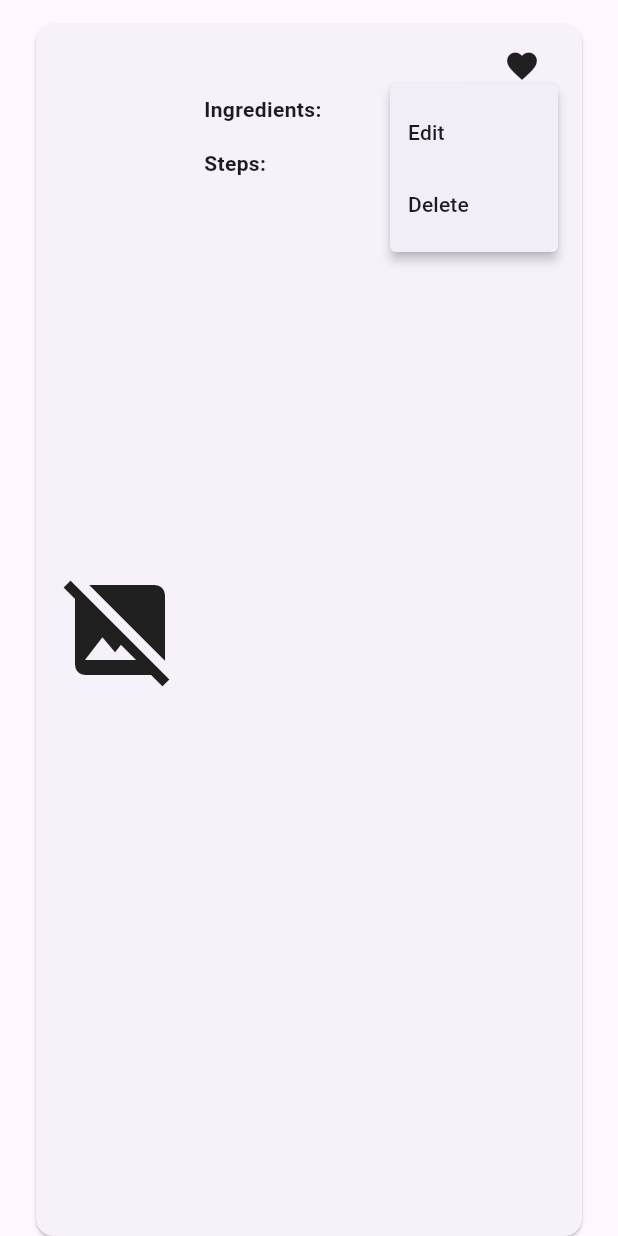
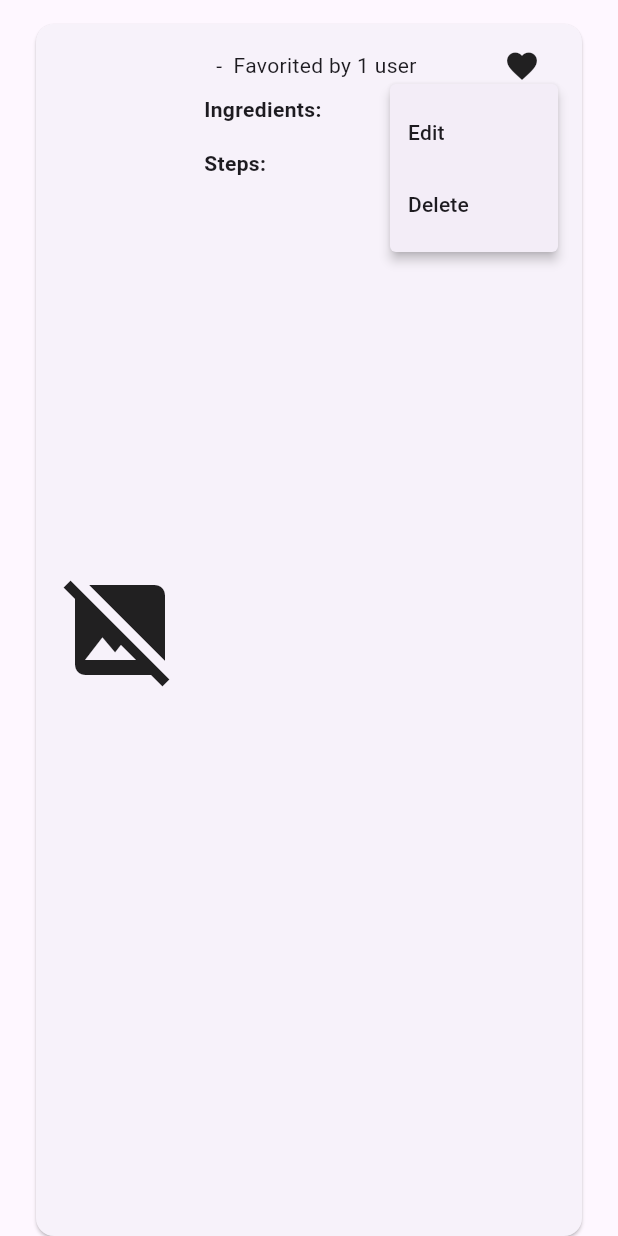
Before and after one commit to Harrisonnguyen1210/recipe_application, a Flutter app: the RecipeItem widget shown alone on an empty page, opened directly with empty values, after a tap on the "favorite outline" icon, after a tap on the "more vert" icon, on a phone screen of 412 x 824 dp. Run offline on Flutter 3.47's test engine with Material 3 defaults, Android fonts, the phone set to English and light mode, and no system bars; our stand-ins replace cloud_firestore, firebase_auth, firebase_core, flutter_hooks, go_router, hooks_riverpod; accounts and stored records are empty; statements that could not run were skipped.

Commit message:
Favorite number feature

```diff
--- /dev/null
+++ b/lib/states/favorite_count_future_provider.dart
@@ -0,0 +1,8 @@
+import 'package:hooks_riverpod/hooks_riverpod.dart';
+import 'package:recipe_application/states/states.dart';
+
+final favoriteCountFutureProvider =
+    FutureProvider.family<int, String>((ref, recipeId) async {
+  final firestoreService = ref.read(firestoreServiceProvider);
+  return await firestoreService.getFavoriteCount(recipeId);
+});
--- a/lib/states/states.dart
+++ b/lib/states/states.dart
@@ -1,4 +1,5 @@
 export 'categories_provider.dart';
+export 'favorite_count_future_provider.dart';
 export 'favorite_status_provider.dart';
 export 'favorite_recipes_future_provider.dart';
 export 'firestore_provider.dart';
--- a/lib/widgets/recipe_item.dart
+++ b/lib/widgets/recipe_item.dart
@@ -42,6 +42,8 @@ class RecipeItem extends HookConsumerWidget {
   Widget build(BuildContext context, WidgetRef ref) {
     final user = ref.watch(userAutnenticationProvider);
     final isFavorite = ref.watch(favoriteStatusProvider(recipe.recipeId));
+    final favoriteCount =
+        ref.watch(favoriteCountFutureProvider(recipe.recipeId));
 
     return Card(
       margin: const EdgeInsets.only(top: 16, left: 24, right: 24),
@@ -55,12 +57,24 @@ class RecipeItem extends HookConsumerWidget {
               child: Column(
                 crossAxisAlignment: CrossAxisAlignment.start,
                 children: [
+                  Row(
+                    children: [
                       Text(
                         recipe.name,
                         style: const TextStyle(
                           fontWeight: FontWeight.bold,
                           fontSize: 16,
                         ),
+                      ),
+                      SizedBox(width: 8),
+                      favoriteCount.when(
+                        data: (data) => Text(data > 1
+                            ? '-  Favorited by $data users'
+                            : '-  Favorited by $data user'),
+                        error: (error, stackTrace) => SizedBox.shrink(),
+                        loading: () => SizedBox.shrink(),
+                      )
+                    ],
                   ),
                   const SizedBox(height: 8),
                   Text(
@@ -96,6 +110,8 @@ class RecipeItem extends HookConsumerWidget {
                             ref.invalidate(
                                 favoriteStatusProvider(recipe.recipeId));
                             ref.invalidate(favoriteRecipesFutureProvider);
+                            ref.invalidate(
+                                favoriteCountFutureProvider(recipe.recipeId));
                           },
                         ),
                         error: (error, _) => SizedBox.shrink(),
```
Also changed, not shown: lib/states/firebase_auth_provider.dart (deleted). Lines whose indentation alone changed are shown as unchanged.
